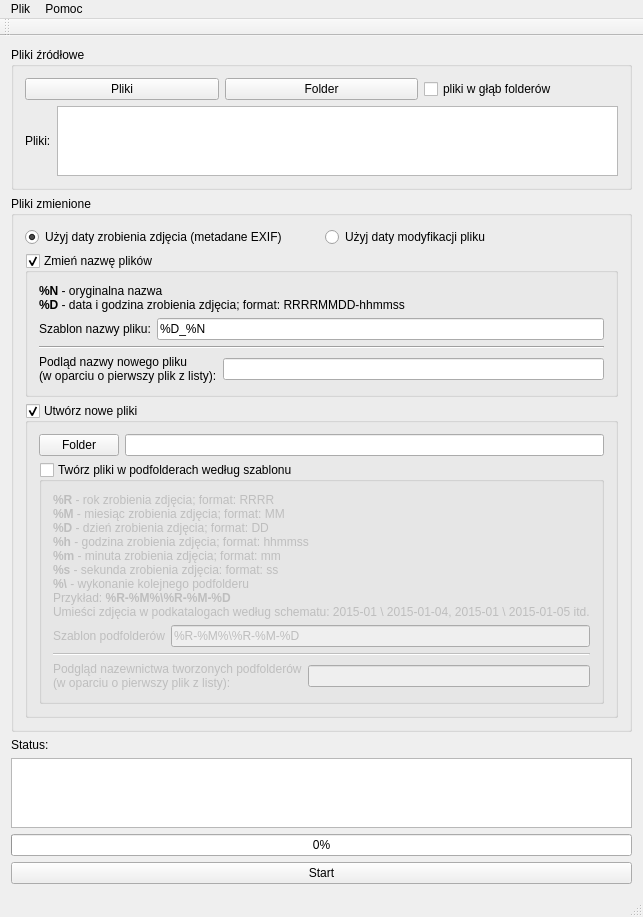
Qt form PhotoDateOrganizer/MainWindow.ui (killdaclick/photodateorganizer) before a commit.
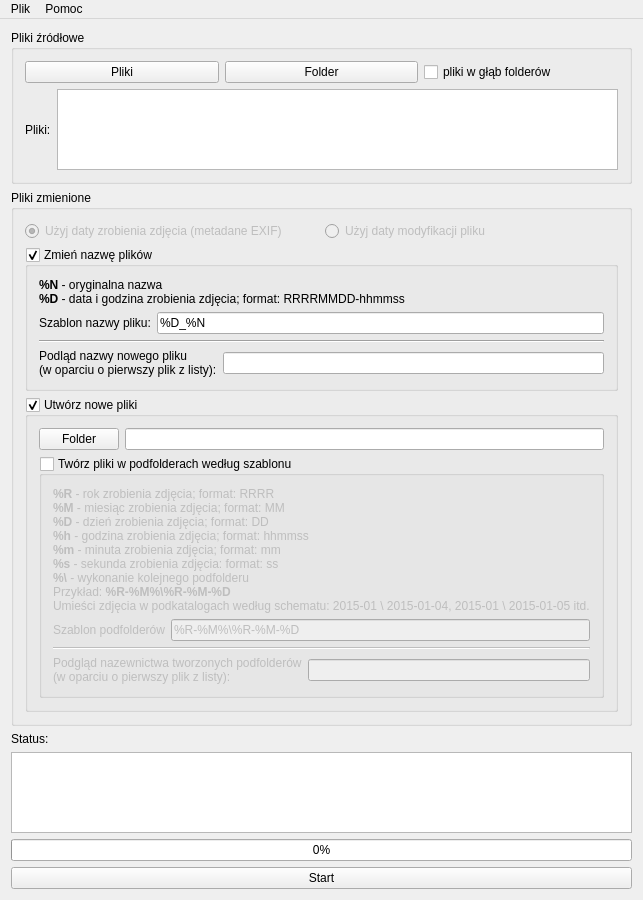
The same form after that commit.

What changed in the file:
```diff
--- a/PhotoDateOrganizer/MainWindow.ui
+++ b/PhotoDateOrganizer/MainWindow.ui
@@ -2,12 +2,15 @@
 <ui version="4.0">
  <class>MainWindow</class>
  <widget class="QMainWindow" name="MainWindow">
+  <property name="enabled">
+   <bool>true</bool>
+  </property>
   <property name="geometry">
    <rect>
     <x>0</x>
     <y>0</y>
     <width>615</width>
-    <height>911</height>
+    <height>900</height>
    </rect>
   </property>
   <property name="windowTitle">
@@ -89,6 +92,9 @@
          </property>
          <item>
           <widget class="QRadioButton" name="useExifDate">
+           <property name="enabled">
+            <bool>false</bool>
+           </property>
            <property name="text">
             <string>Użyj daty zrobienia zdjęcia (metadane EXIF)</string>
            </property>
@@ -102,6 +108,9 @@
          </item>
          <item>
           <widget class="QRadioButton" name="useModificationDate">
+           <property name="enabled">
+            <bool>false</bool>
+           </property>
            <property name="text">
             <string>Użyj daty modyfikacji pliku</string>
            </property>
@@ -392,15 +401,6 @@
    <addaction name="menuPhoto_Time_Mod"/>
    <addaction name="menuPomoc"/>
   </widget>
-  <widget class="QToolBar" name="mainToolBar">
-   <attribute name="toolBarArea">
-    <enum>TopToolBarArea</enum>
-   </attribute>
-   <attribute name="toolBarBreak">
-    <bool>false</bool>
-   </attribute>
-  </widget>
-  <widget class="QStatusBar" name="statusBar"/>
   <action name="actionExit">
    <property name="text">
     <string>Wyjdź</string>
```
